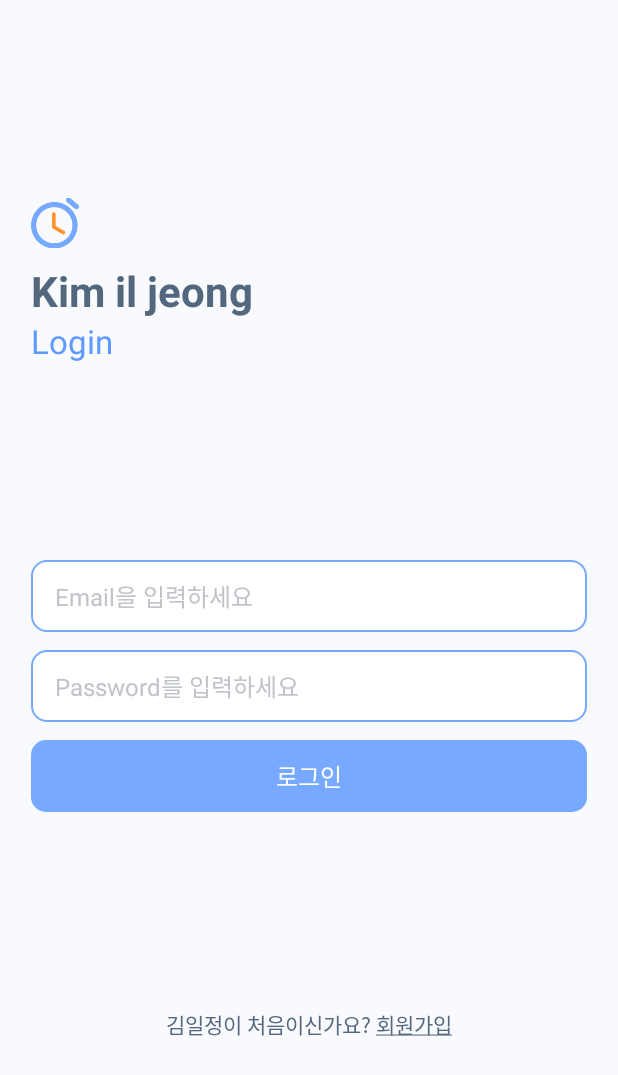
After one commit to team-nk/kim-il-jeong-android, an Android app: the layout activity_login.xml on its own in the app's theme, with its tools: preview values and no code run, on a phone screen of 412 x 824 dp. The commit adds this screen. Shown: the top 1075 px of the screen. Run offline under Robolectric (Android 15) with nearby library versions, the phone set to English and light mode, and no system bars.

Commit message:
feat :: LoginView publishing

```diff
--- /dev/null
+++ b/app/src/main/java/app/junsu/kimiljeong/presentation/view/login/LoginActivity.kt
@@ -0,0 +1,15 @@
+package app.junsu.kimiljeong.presentation.view.login
+
+import androidx.appcompat.app.AppCompatActivity
+import android.os.Bundle
+import app.junsu.kimiljeong.R
+import app.junsu.kimiljeong.databinding.ActivityLoginBinding
+import app.junsu.kimiljeong.presentation.base.view.BaseActivity
+
+class LoginActivity : BaseActivity<ActivityLoginBinding>(
+    R.layout.activity_login
+) {
+    override fun onCreate(savedInstanceState: Bundle?) {
+        super.onCreate(savedInstanceState)
+    }
+}
--- a/app/src/main/res/drawable/bg_global_btn_primary.xml
+++ b/app/src/main/res/drawable/bg_global_btn_primary.xml
@@ -3,7 +3,7 @@
     android:color="@color/main_300">
     <item android:id="@android:id/background">
         <shape>
-            <solid android:color="@color/main_700" />
+            <solid android:color="@color/main_500" />
             <corners android:radius="10dp" />
         </shape>
     </item>
--- a/app/src/main/res/drawable/bg_post_comment_text_label.xml
+++ b/app/src/main/res/drawable/bg_post_comment_text_label.xml
@@ -3,7 +3,7 @@
     android:shape="rectangle">
     <stroke
         android:width="1dp"
-        android:color="@color/main_700" />
+        android:color="@color/main_500" />
     <solid android:color="@color/white" />
     <corners android:radius="10dp"/>
 </shape>
--- /dev/null
+++ b/app/src/main/res/layout/activity_login.xml
@@ -0,0 +1,81 @@
+<layout xmlns:android="http://schemas.android.com/apk/res/android"
+    xmlns:app="http://schemas.android.com/apk/res-auto">
+
+    <androidx.constraintlayout.widget.ConstraintLayout style="@style/BackgroundPrimary">
+
+        <LinearLayout
+            android:id="@+id/image_activity_login_text_logo"
+            style="@style/LinearLayoutAppTitle"
+            app:layout_constraintBottom_toTopOf="@id/layout_activity_login_information"
+            app:layout_constraintStart_toStartOf="@id/layout_activity_login_information"
+            app:layout_constraintTop_toTopOf="parent">
+
+            <ImageView style="@style/ImageAppLogo" />
+
+            <TextView
+                style="@style/TextViewAppTitle"
+                android:layout_marginTop="8dp" />
+
+            <TextView
+                style="@style/TextViewAppSubTitle"
+                android:text="@string/login_en" />
+
+        </LinearLayout>
+
+        <LinearLayout
+            android:id="@+id/layout_activity_login_information"
+            android:layout_width="0dp"
+            android:layout_height="wrap_content"
+            android:orientation="vertical"
+            app:layout_constraintBottom_toTopOf="@id/tv_activity_login_go_to_register"
+            app:layout_constraintEnd_toEndOf="@id/guideline_activity_login_vertical_2"
+            app:layout_constraintStart_toStartOf="@id/guideline_activity_login_vertical_1"
+            app:layout_constraintTop_toBottomOf="@id/image_activity_login_text_logo">
+
+            <EditText
+                android:id="@+id/et_activity_login_email"
+                style="@style/EditTextPrimary"
+                android:layout_width="match_parent"
+                android:hint="@string/login_hint_please_enter_email"
+                android:importantForAutofill="no"
+                android:inputType="textEmailAddress" />
+
+            <EditText
+                android:id="@+id/et_activity_login_password"
+                style="@style/EditTextPrimary"
+                android:layout_width="match_parent"
+                android:hint="@string/login_hint_please_enter_password"
+                android:importantForAutofill="no"
+                android:inputType="textPassword" />
+
+            <androidx.appcompat.widget.AppCompatButton
+                android:id="@+id/btn_activity_login_login"
+                style="@style/ButtonPrimary"
+                android:layout_width="match_parent"
+                android:text="@string/login" />
+        </LinearLayout>
+
+        <TextView
+            android:id="@+id/tv_activity_login_go_to_register"
+            style="@style/TextViewHintPrimary"
+            android:text="@string/login_is_kim_il_jeong_first_time_register"
+            app:layout_constraintBottom_toBottomOf="parent"
+            app:layout_constraintEnd_toEndOf="@id/layout_activity_login_information"
+            app:layout_constraintStart_toStartOf="@id/layout_activity_login_information"
+            app:layout_constraintTop_toBottomOf="@id/layout_activity_login_information" />
+
+        <androidx.constraintlayout.widget.Guideline
+            android:id="@+id/guideline_activity_login_vertical_1"
+            android:layout_width="wrap_content"
+            android:layout_height="wrap_content"
+            android:orientation="vertical"
+            app:layout_constraintGuide_percent="0.05" />
+
+        <androidx.constraintlayout.widget.Guideline
+            android:id="@+id/guideline_activity_login_vertical_2"
+            android:layout_width="wrap_content"
+            android:layout_height="wrap_content"
+            android:orientation="vertical"
+            app:layout_constraintGuide_percent="0.95" />
+    </androidx.constraintlayout.widget.ConstraintLayout>
+</layout>
--- a/app/src/main/res/values/strings.xml
+++ b/app/src/main/res/values/strings.xml
@@ -1,7 +1,9 @@
 <resources>
     <string name="app_name">김일정</string>
+    <string name="app_name_en">Kim il jeong</string>
 
     <string name="login">로그인</string>
+    <string name="login_en">Login</string>
     <string name="sign_up">회원가입</string>
     <string name="log_out">로그아웃</string>
 
--- a/app/src/main/res/values/styles.xml
+++ b/app/src/main/res/values/styles.xml
@@ -242,4 +242,25 @@
         <item name="android:src">@drawable/ic_app_logo</item>
     </style>
 
+    <style name="TextViewAppTitle" parent="Widget.AppCompat.TextView">
+        <item name="android:layout_width">wrap_content</item>
+        <item name="android:layout_height">wrap_content</item>
+        <item name="android:textSize">28sp</item>
+        <item name="android:textColor">@color/text</item>
+        <item name="android:text">@string/app_name_en</item>
+        <item name="android:textStyle">bold</item>
+    </style>
+
+    <style name="TextViewAppSubTitle" parent="Widget.AppCompat.TextView">
+        <item name="android:layout_width">wrap_content</item>
+        <item name="android:layout_height">wrap_content</item>
+        <item name="android:textSize">22sp</item>
+        <item name="android:textColor">@color/main_700</item>
+    </style>
+
+    <style name="LinearLayoutAppTitle">
+        <item name="android:layout_width">wrap_content</item>
+        <item name="android:layout_height">wrap_content</item>
+        <item name="android:orientation">vertical</item>
+    </style>
 </resources>
```
